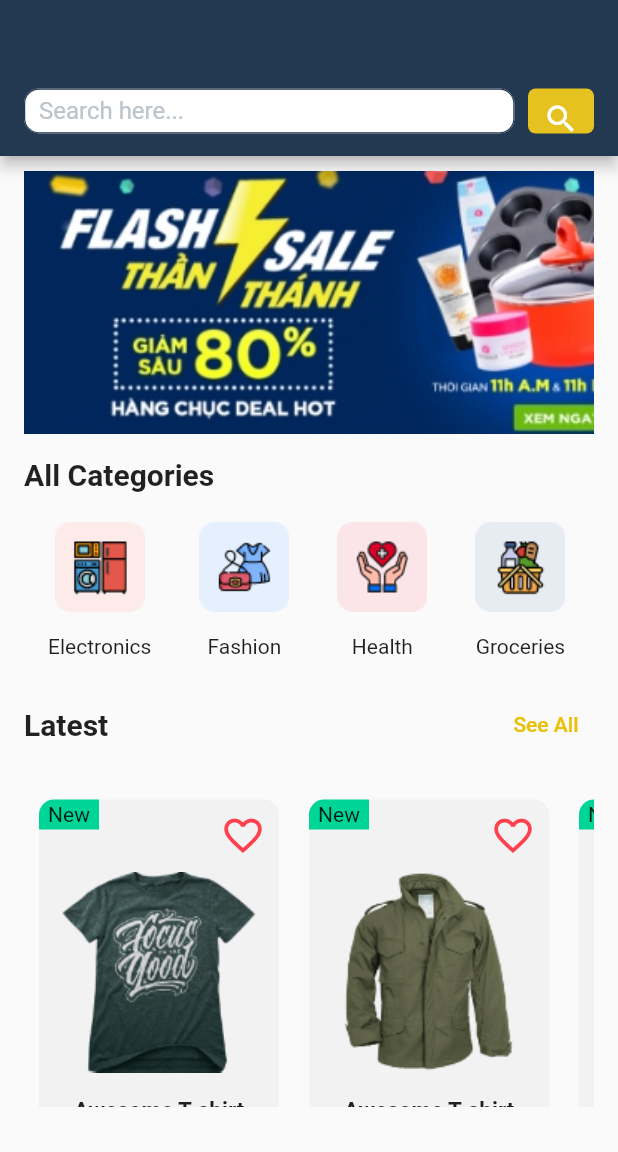
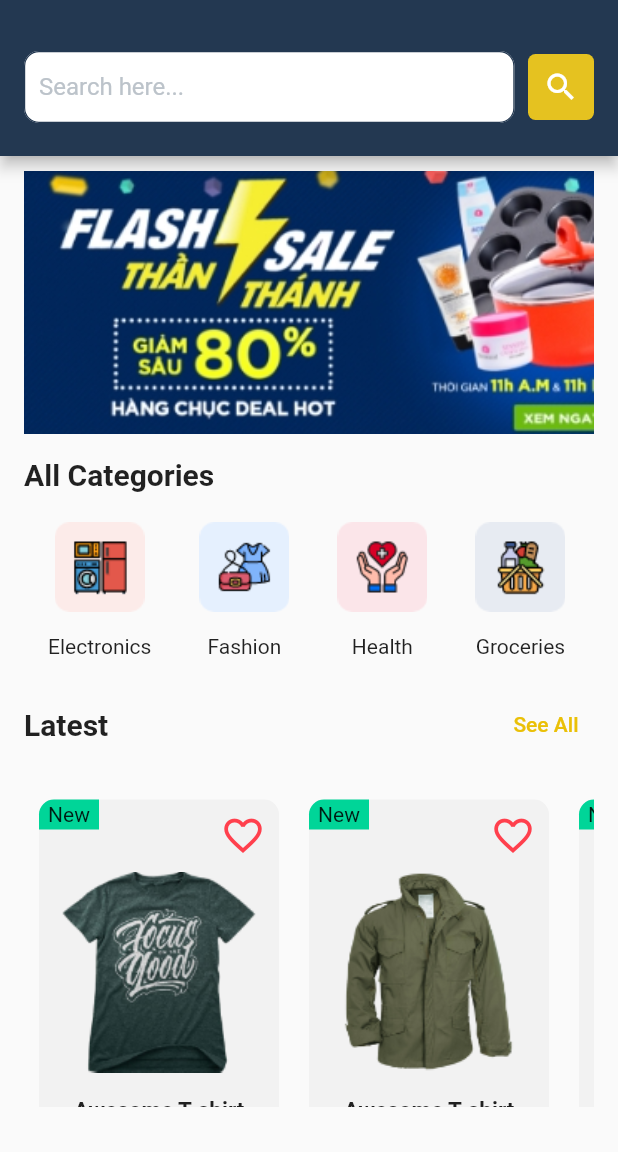
Before and after one commit to ashikahmedfahim/Flutter-E-commerce, a Flutter app: the screen it shows after launch, on a phone screen of 412 x 824 dp, the part 84-1236 px from its top. Run offline on Flutter 3.47's test engine with Material 2 defaults, Android fonts, the phone set to English and light mode, and no system bars; drawn by our look-alikes of badges; our stand-ins replace flutter_svg, fluttertoast, modal_bottom_sheet, shared_preferences, video_player.

Commit message:
appbar fix

```diff
--- a/lib/components/appbar_with_search_bar.dart
+++ b/lib/components/appbar_with_search_bar.dart
@@ -79,8 +79,8 @@ class _AppBarWithSearchBarState extends State<AppBarWithSearchBar> {
       ],
       flexibleSpace: Padding(
         padding: widget.showExtraProperty
-            ? const EdgeInsets.only(top: 115.0)
-            : const EdgeInsets.only(top: 80.0),
+            ? const EdgeInsets.only(top: 90.0)
+            : const EdgeInsets.only(top: 60.0),
         child: Form(
           key: _formKey,
           child: Row(
```
